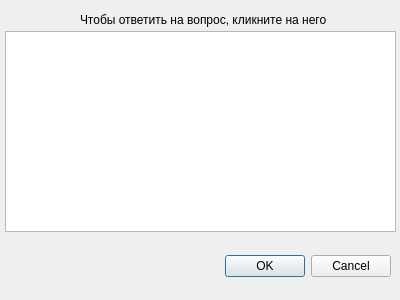
The window that Client/jeducation-v0.1/dialog.ui (Avedik/Desktop-application-IEducation) describes before a commit, drawn with Qt 5.
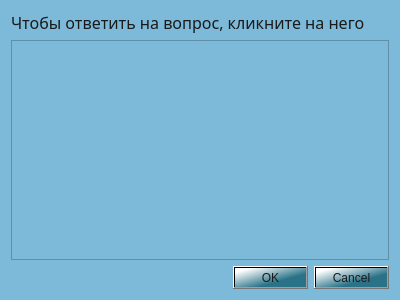
The same window after the commit.

Commit message: Отредактировал дизайн во всех окнах и добавил компоновку

```diff
--- a/Client/jeducation-v0.1/dialog.ui
+++ b/Client/jeducation-v0.1/dialog.ui
@@ -10,17 +10,46 @@
     <height>300</height>
    </rect>
   </property>
+  <property name="minimumSize">
+   <size>
+    <width>400</width>
+    <height>300</height>
+   </size>
+  </property>
   <property name="windowTitle">
    <string>Ответить на вопрос</string>
   </property>
+  <property name="styleSheet">
+   <string notr="true">background-color: rgb(125, 185, 217);
+</string>
+  </property>
+  <layout class="QVBoxLayout" name="verticalLayout">
+   <item>
+    <widget class="QLabel" name="label">
+     <property name="font">
+      <font>
+       <family>Bahnschrift</family>
+       <pointsize>12</pointsize>
+      </font>
+     </property>
+     <property name="styleSheet">
+      <string notr="true">color: rgb(26, 26, 26);</string>
+     </property>
+     <property name="text">
+      <string>Чтобы ответить на вопрос, кликните на него</string>
+     </property>
+    </widget>
+   </item>
+   <item>
+    <widget class="QTableWidget" name="questionTable"/>
+   </item>
+   <item>
   <widget class="QDialogButtonBox" name="buttonBox">
-   <property name="geometry">
-    <rect>
-     <x>50</x>
-     <y>250</y>
-     <width>341</width>
-     <height>32</height>
-    </rect>
+     <property name="styleSheet">
+      <string notr="true">color: rgb(26, 26, 26);
+background-color: qlineargradient(spread:pad, x1:0.652, y1:0.67, x2:0.096, y2:0.136227, stop:0 rgba(41, 114, 136, 255), stop:1 rgba(255, 255, 255, 255));
+
+</string>
    </property>
    <property name="orientation">
     <enum>Qt::Horizontal</enum>
@@ -29,29 +58,8 @@
     <set>QDialogButtonBox::Cancel|QDialogButtonBox::Ok</set>
    </property>
   </widget>
-  <widget class="QTableWidget" name="questionTable">
-   <property name="geometry">
-    <rect>
-     <x>5</x>
-     <y>31</y>
-     <width>391</width>
-     <height>201</height>
-    </rect>
-   </property>
-  </widget>
-  <widget class="QLabel" name="label">
-   <property name="geometry">
-    <rect>
-     <x>80</x>
-     <y>10</y>
-     <width>261</width>
-     <height>20</height>
-    </rect>
-   </property>
-   <property name="text">
-    <string>Чтобы ответить на вопрос, кликните на него</string>
-   </property>
-  </widget>
+   </item>
+  </layout>
  </widget>
  <resources/>
  <connections>
```
Lines whose indentation alone changed are shown as unchanged. The commit also changes 6 other files.
